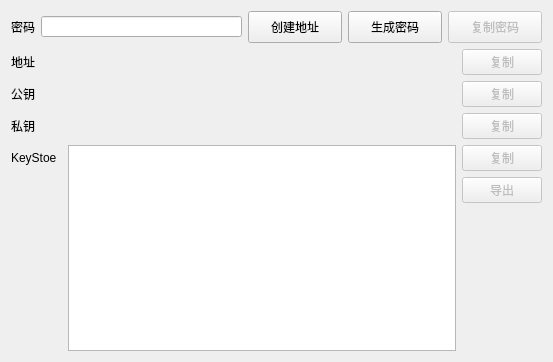
Old version of the form skin/account.ui in the repository zzy624/mypyqt.
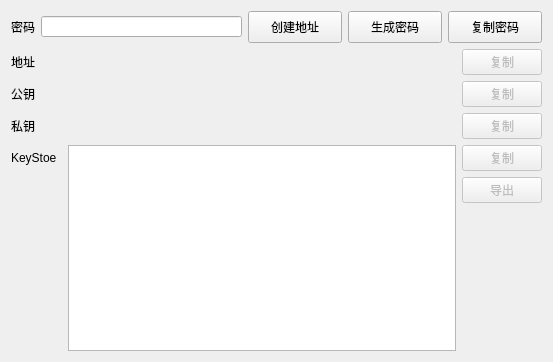
New version of the form.

```diff
--- a/skin/account.ui
+++ b/skin/account.ui
@@ -100,7 +100,7 @@
        <item row="0" column="4" colspan="2">
         <widget class="QPushButton" name="pushButton_copyPass">
          <property name="enabled">
-          <bool>false</bool>
+          <bool>true</bool>
          </property>
          <property name="minimumSize">
           <size>
```
Left out of the diff: 2 changed lines with no effect on the pictures.
